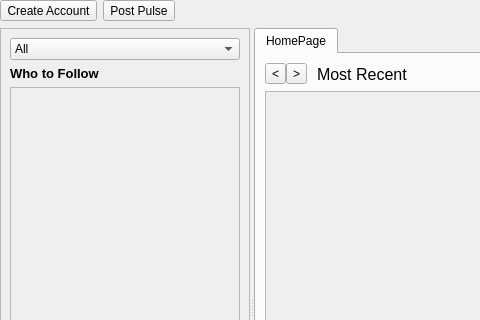
The window that retroshare-gui/src/gui/TheWire/WireDialog.ui (RetroShare/RetroShare) describes before a commit, drawn with Qt 5; both pictures show x 0 to 480 and y 0 to 320 of the 809 by 586 pixel window.
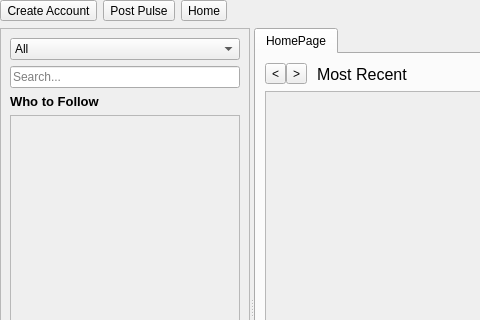
The same window after the commit. Icons and pictures are not drawn. Custom widgets are drawn as their Qt base class.

Commit message:
Wire notify improvements and bug fixes
- Enable wire events for replies, republishes and likes
- Fix pulse notifications to load data correctly
- Add home button and search filter
- Add copy link for pulses and profiles
- Fix identity selector in account creation

```diff
--- a/retroshare-gui/src/gui/TheWire/WireDialog.ui
+++ b/retroshare-gui/src/gui/TheWire/WireDialog.ui
@@ -87,6 +87,20 @@
         </property>
        </widget>
       </item>
+      <item>
+       <widget class="QToolButton" name="toolButton_home">
+        <property name="text">
+         <string>Home</string>
+        </property>
+        <property name="icon">
+         <iconset resource="../icons.qrc">
+          <normaloff>:/icons/png/home.png</normaloff>:/icons/png/home.png</iconset>
+        </property>
+        <property name="toolButtonStyle">
+         <enum>Qt::ToolButtonTextBesideIcon</enum>
+        </property>
+       </widget>
+      </item>
       <item>
        <spacer name="horizontalSpacer">
         <property name="orientation">
@@ -177,6 +191,16 @@
          </item>
         </widget>
        </item>
+       <item>
+        <widget class="QLineEdit" name="lineEdit_searchUsers">
+         <property name="placeholderText">
+          <string>Search...</string>
+         </property>
+         <property name="clearButtonEnabled">
+          <bool>true</bool>
+         </property>
+        </widget>
+       </item>
        <item>
         <widget class="QLabel" name="followLabel">
          <property name="font">
```
The commit also changes 16 other files.
